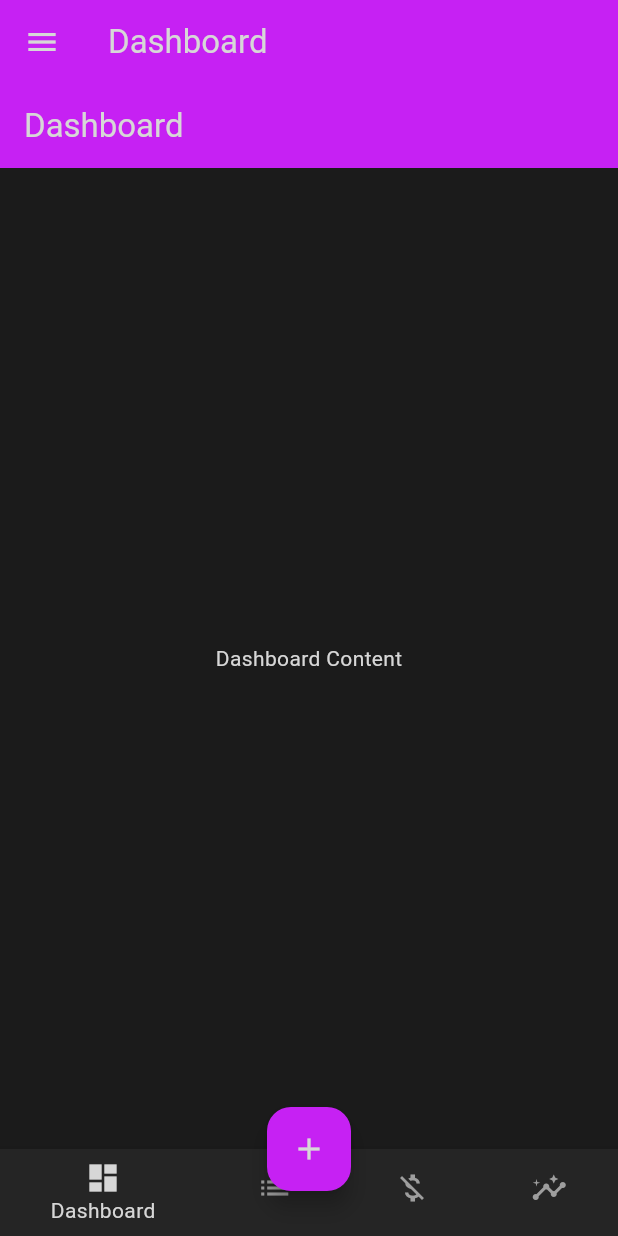
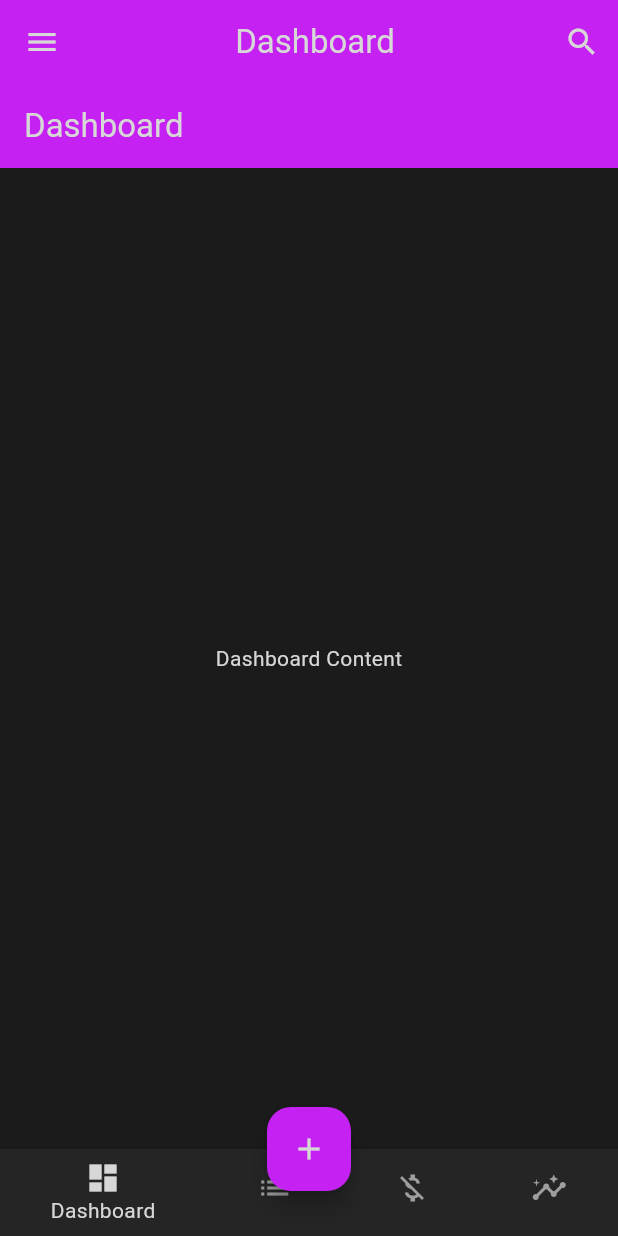
Before and after one commit to SolidCaterpillar/SWEN303-Group-Project-Part-1, a Flutter app: the screen it shows after launch, on a phone screen of 412 x 824 dp. Run offline on Flutter 3.47's test engine with Material 3 defaults, Android fonts, the light colour scheme and no system bars; statements that could not run were skipped.

Commit message:
Adding Appbar functionality

```diff
--- a/flutter_prototype/lib/main.dart
+++ b/flutter_prototype/lib/main.dart
@@ -96,15 +96,38 @@ class _HomeScreenState extends State<HomeScreen> {
           );
         }
 
+final List<List<Widget>> _appBarActions = [
+  [], // No actions for home
+  [ // Actions for expenses
+    IconButton(
+      icon: const Icon(Icons.filter_list, color: AppColors.textPrimary),
+      onPressed: _navigateToFilter,
+    ),
+    IconButton(
+      icon: const Icon(Icons.search, color: AppColors.textPrimary),
+      onPressed: _navigateToSearch,
+    ),
+  ],
+  [], // No actions for owing
+  [], // No actions for insights
+];
 
   AppBar _buildAppBar() {
     return AppBar(
-      title: Text(_appBarNames[_currentIndex],
-          style: TextStyle(color: AppColors.textPrimary)),
+      title: Center(
+        child: Text(_appBarNames[_currentIndex],
+            style: TextStyle(color: AppColors.textPrimary)),
+      ),
       backgroundColor: AppColors.primary,
       leading: Builder(
         builder: _menuButtonAppBar,
       ),
+      actions: <Widget>[
+        IconButton(
+          icon: const Icon(Icons.search, color: AppColors.textPrimary),
+          onPressed: _navigateToSettings,
+        ),
+      ]
     );
   }
 
```
Also changed, not shown: flutter_prototype/pubspec.lock.
